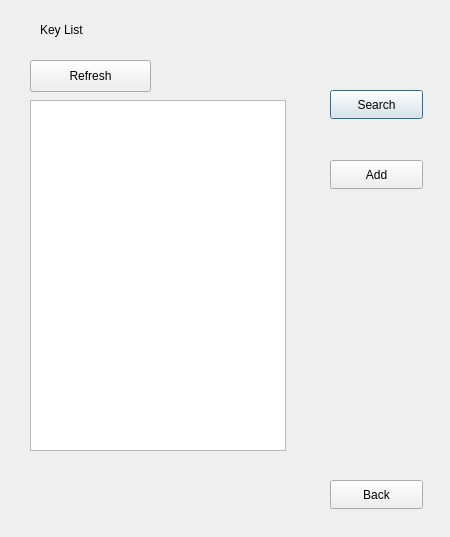
Above: displaycollection.ui from CS180-spring/cs180-21-wooohooo before the change. Below: the same form after it.
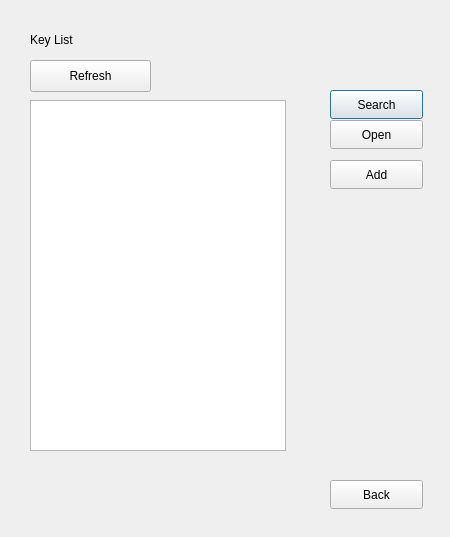
That is the form after the change.

```diff
--- a/displaycollection.ui
+++ b/displaycollection.ui
@@ -16,8 +16,8 @@
   <widget class="QLabel" name="label">
    <property name="geometry">
     <rect>
-     <x>40</x>
-     <y>20</y>
+     <x>30</x>
+     <y>30</y>
      <width>161</width>
      <height>20</height>
     </rect>
@@ -88,6 +88,19 @@
     <string>Refresh</string>
    </property>
   </widget>
+  <widget class="QPushButton" name="open">
+   <property name="geometry">
+    <rect>
+     <x>330</x>
+     <y>120</y>
+     <width>93</width>
+     <height>29</height>
+    </rect>
+   </property>
+   <property name="text">
+    <string>Open</string>
+   </property>
+  </widget>
  </widget>
  <resources/>
  <connections/>
```
